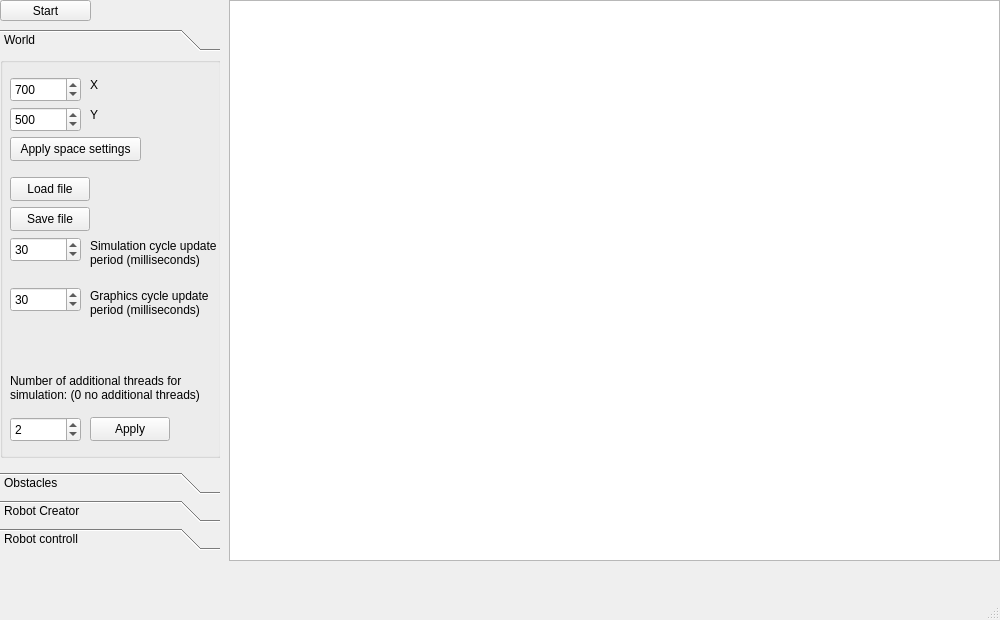
The window that src/mainwindow.ui (denis-fekete/icp_project) describes before a commit, drawn with Qt 5.
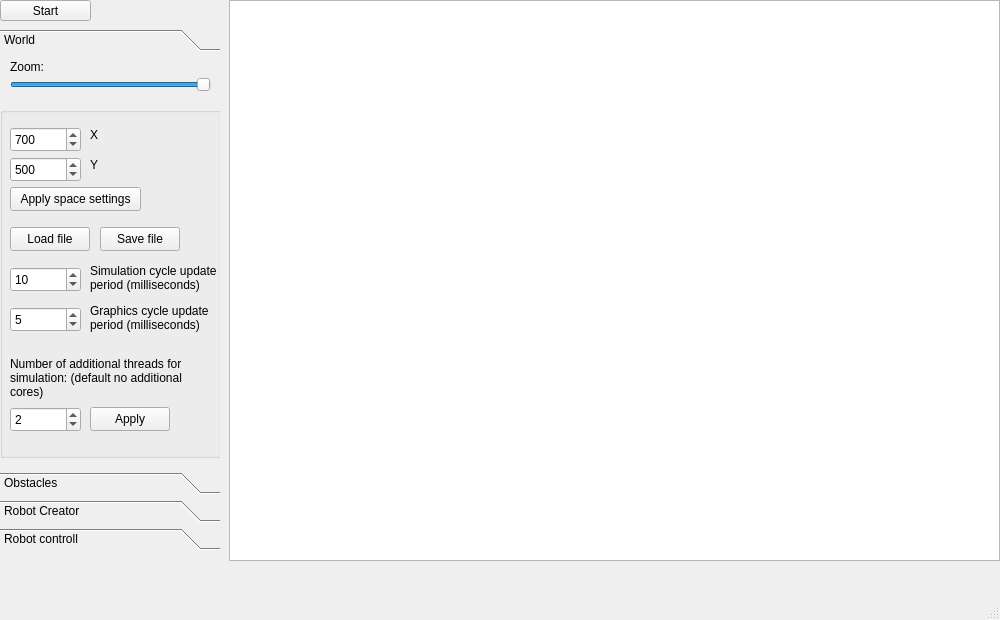
The same window after the commit.

Commit message: Bug fixes, added zooming, changed world borders

```diff
--- a/src/mainwindow.ui
+++ b/src/mainwindow.ui
@@ -79,13 +79,60 @@
      <attribute name="label">
       <string>World</string>
      </attribute>
+     <widget class="QSlider" name="world_input_zoom">
+      <property name="geometry">
+       <rect>
+        <x>10</x>
+        <y>20</y>
+        <width>201</width>
+        <height>16</height>
+       </rect>
+      </property>
+      <property name="minimum">
+       <number>10</number>
+      </property>
+      <property name="maximum">
+       <number>100</number>
+      </property>
+      <property name="value">
+       <number>100</number>
+      </property>
+      <property name="orientation">
+       <enum>Qt::Horizontal</enum>
+      </property>
+      <property name="invertedAppearance">
+       <bool>false</bool>
+      </property>
+      <property name="invertedControls">
+       <bool>true</bool>
+      </property>
+      <property name="tickPosition">
+       <enum>QSlider::NoTicks</enum>
+      </property>
+      <property name="tickInterval">
+       <number>10</number>
+      </property>
+     </widget>
+     <widget class="QLabel" name="label_19">
+      <property name="geometry">
+       <rect>
+        <x>10</x>
+        <y>0</y>
+        <width>61</width>
+        <height>20</height>
+       </rect>
+      </property>
+      <property name="text">
+       <string>Zoom:</string>
+      </property>
+     </widget>
      <widget class="QGroupBox" name="groupBox_world">
       <property name="geometry">
        <rect>
         <x>0</x>
-        <y>0</y>
+        <y>50</y>
         <width>221</width>
-        <height>401</height>
+        <height>351</height>
        </rect>
       </property>
       <property name="title">
@@ -178,8 +225,8 @@
       <widget class="QPushButton" name="saveManager_btn_save">
        <property name="geometry">
         <rect>
-         <x>10</x>
-         <y>150</y>
+         <x>100</x>
+         <y>120</y>
          <width>80</width>
          <height>24</height>
         </rect>
@@ -192,7 +239,7 @@
        <property name="geometry">
         <rect>
          <x>10</x>
-         <y>360</y>
+         <y>300</y>
          <width>71</width>
          <height>25</height>
         </rect>
@@ -208,7 +255,7 @@
        <property name="geometry">
         <rect>
          <x>90</x>
-         <y>360</y>
+         <y>300</y>
          <width>80</width>
          <height>24</height>
         </rect>
@@ -221,13 +268,13 @@
        <property name="geometry">
         <rect>
          <x>10</x>
-         <y>310</y>
-         <width>211</width>
-         <height>41</height>
+         <y>240</y>
+         <width>201</width>
+         <height>61</height>
         </rect>
        </property>
        <property name="text">
-        <string>Number of additional threads for simulation: (0 no additional threads)</string>
+        <string>Number of additional threads for simulation: (default no additional cores)</string>
        </property>
        <property name="scaledContents">
         <bool>false</bool>
@@ -236,29 +283,13 @@
         <bool>true</bool>
        </property>
       </widget>
-      <widget class="QSpinBox" name="world_input_simulationPeriod">
-       <property name="geometry">
-        <rect>
-         <x>10</x>
-         <y>180</y>
-         <width>71</width>
-         <height>25</height>
-        </rect>
-       </property>
-       <property name="maximum">
-        <number>99999</number>
-       </property>
-       <property name="value">
-        <number>30</number>
-       </property>
-      </widget>
       <widget class="QLabel" name="label_12">
        <property name="geometry">
         <rect>
          <x>90</x>
-         <y>180</y>
+         <y>140</y>
          <width>131</width>
-         <height>31</height>
+         <height>61</height>
         </rect>
        </property>
        <property name="text">
@@ -267,36 +298,20 @@
        <property name="wordWrap">
         <bool>true</bool>
        </property>
-      </widget>
-      <widget class="QSpinBox" name="world_input_graphicsPeriod">
-       <property name="geometry">
-        <rect>
-         <x>10</x>
-         <y>230</y>
-         <width>71</width>
-         <height>25</height>
-        </rect>
+       <property name="margin">
+        <number>0</number>
        </property>
-       <property name="maximum">
-        <number>10000</number>
-       </property>
-       <property name="stepType">
-        <enum>QAbstractSpinBox::DefaultStepType</enum>
-       </property>
-       <property name="value">
-        <number>30</number>
-       </property>
-       <property name="displayIntegerBase">
-        <number>10</number>
+       <property name="indent">
+        <number>0</number>
        </property>
       </widget>
       <widget class="QLabel" name="label_20">
        <property name="geometry">
         <rect>
          <x>90</x>
-         <y>230</y>
-         <width>131</width>
-         <height>31</height>
+         <y>180</y>
+         <width>121</width>
+         <height>61</height>
         </rect>
        </property>
        <property name="text">
@@ -304,6 +319,47 @@
        </property>
        <property name="wordWrap">
         <bool>true</bool>
+       </property>
+       <property name="indent">
+        <number>0</number>
+       </property>
+      </widget>
+      <widget class="QSpinBox" name="world_input_graphicsPeriod">
+       <property name="geometry">
+        <rect>
+         <x>10</x>
+         <y>200</y>
+         <width>71</width>
+         <height>25</height>
+        </rect>
+       </property>
+       <property name="minimum">
+        <number>1</number>
+       </property>
+       <property name="maximum">
+        <number>10000</number>
+       </property>
+       <property name="value">
+        <number>5</number>
+       </property>
+      </widget>
+      <widget class="QSpinBox" name="world_input_simulationPeriod">
+       <property name="geometry">
+        <rect>
+         <x>10</x>
+         <y>160</y>
+         <width>71</width>
+         <height>25</height>
+        </rect>
+       </property>
+       <property name="minimum">
+        <number>1</number>
+       </property>
+       <property name="maximum">
+        <number>10000</number>
+       </property>
+       <property name="value">
+        <number>10</number>
        </property>
       </widget>
      </widget>
```
Left out of the diff: 8 changed lines with no effect on the pictures. The commit also changes 11 other files.
